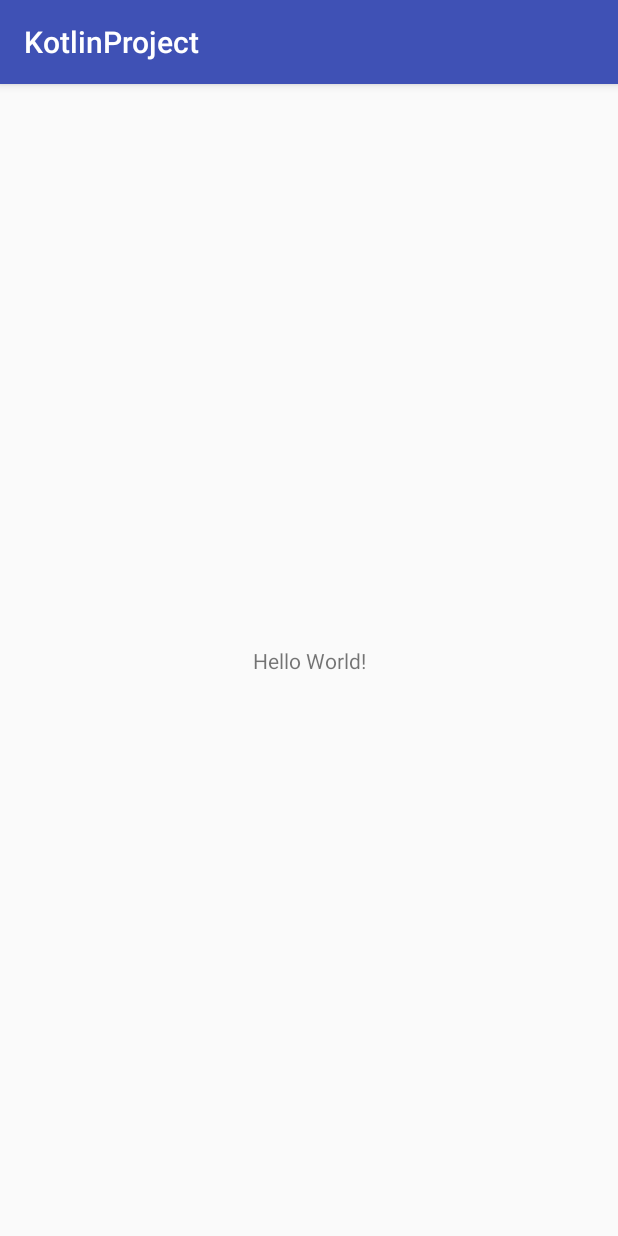
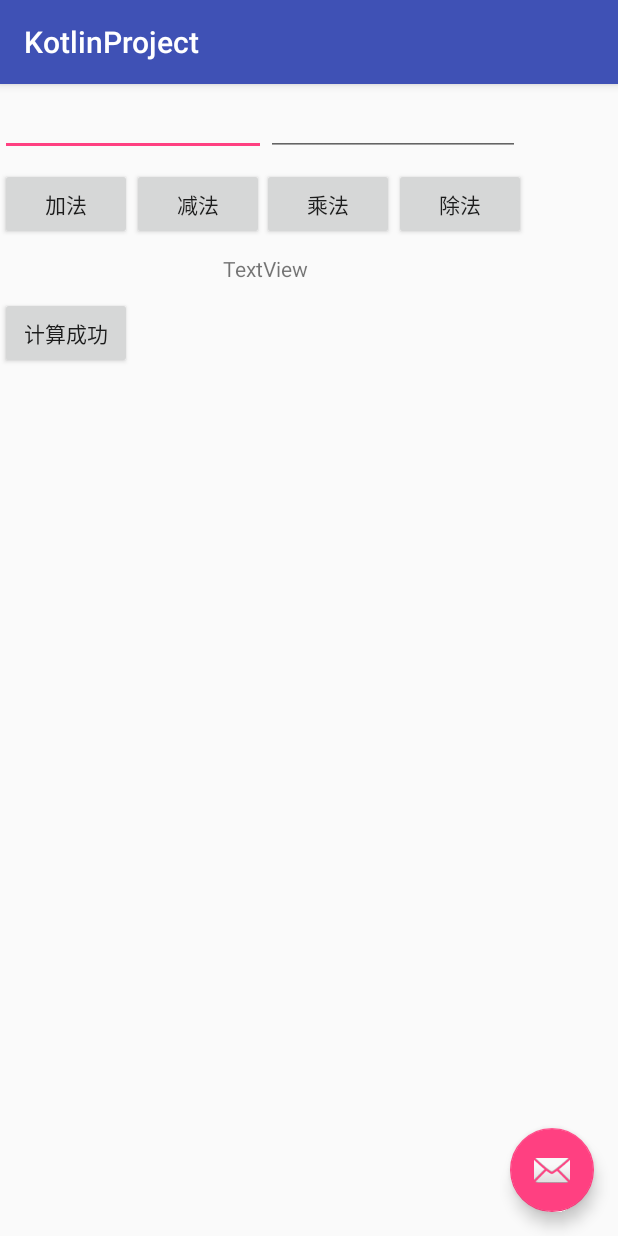
Before and after one commit to binskys/KotlinProject, an Android app: the screen it shows after launch (MainActivity), on a phone screen of 412 x 824 dp. Run offline under Robolectric (Android 15) with nearby library versions, the phone set to English and light mode, and no system bars.

Commit message:
点击事件 加减乘除

```diff
--- a/app/src/main/java/com/github/kotlin/MainActivity.java
+++ /dev/null
@@ -1,13 +0,0 @@
-package com.github.kotlin;
-
-import android.support.v7.app.AppCompatActivity;
-import android.os.Bundle;
-
-public class MainActivity extends AppCompatActivity {
-
-    @Override
-    protected void onCreate(Bundle savedInstanceState) {
-        super.onCreate(savedInstanceState);
-        setContentView(R.layout.activity_main);
-    }
-}
--- /dev/null
+++ b/app/src/main/java/com/github/kotlin/android/MainActivity.kt
@@ -0,0 +1,83 @@
+package com.github.kotlin.android
+
+import android.content.Intent
+import android.os.Bundle
+import android.support.design.widget.FloatingActionButton
+import android.support.design.widget.Snackbar
+import android.support.v7.app.AppCompatActivity
+import android.support.v7.widget.Toolbar
+import android.view.View
+import android.widget.Button
+import com.github.kotlin.R
+import com.github.kotlin.R.layout.activity_main
+import kotlinx.android.synthetic.main.content_main.*
+
+class MainActivity : AppCompatActivity() {
+    val a = 0;
+    val b = 0;
+    override fun onCreate(savedInstanceState: Bundle?) {
+        super.onCreate(savedInstanceState)
+        setContentView(activity_main)
+        initView()
+
+    }
+
+    private fun initView() {
+        val toolbar = findViewById(R.id.toolbar) as Toolbar
+        setSupportActionBar(toolbar)
+        val fab = findViewById(R.id.fab) as FloatingActionButton
+        fab.setOnClickListener { view ->
+            Snackbar.make(view, "Replace with your own action", Snackbar.LENGTH_LONG)
+                    .setAction("Action", null).show()
+        }
+        btn_login.text = "计算成功"
+        btn_login.setOnClickListener {
+            this@MainActivity
+        }
+        btn_add.setOnClickListener {
+            this@MainActivity
+            onClick(btn_add)
+        }
+        btn_sub.setOnClickListener {
+            this@MainActivity
+            onClick(btn_sub)
+        }
+        btn_pro.setOnClickListener {
+            this@MainActivity
+            onClick(btn_pro)
+        }
+        btn_div.setOnClickListener {
+            this@MainActivity
+            onClick(btn_div)
+        }
+    }
+
+    fun onClick(view: View): Unit {
+        val id = view.id;
+        var a=num_a.text
+        var b=(num_b.text)
+        var i=Integer.parseInt(a.toString())
+        var j=Integer.parseInt(b.toString())
+        when (id) {
+
+            R.id.btn_add->tv_num.text=getAdd(i,j).toString()
+            R.id.btn_sub ->tv_num.text=getSub(i,j).toString()
+            R.id.btn_pro ->tv_num.text=getPro(i,j).toString()
+            R.id.btn_div ->tv_num.text=getDiv(i,j).toString()
+        }
+    }
+
+    fun jump() {
+        val intent = Intent()
+        //获取intent对象
+        intent.setClass(this, LoginActivity::class.java)
+        // 获取class是使用::反射
+        startActivity(intent)
+    }
+
+    private fun getName(name: String): String = name
+    fun getAdd(a: Int, b: Int): Int = a + b
+    fun getSub(a: Int, b: Int): Int = a - b
+    fun getPro(a: Int, b: Int): Int = a * b
+    fun getDiv(a: Int, b: Int): Int = a / b
+}
--- a/app/src/main/res/layout/activity_main.xml
+++ b/app/src/main/res/layout/activity_main.xml
@@ -1,18 +1,33 @@
 <?xml version="1.0" encoding="utf-8"?>
-<android.support.constraint.ConstraintLayout xmlns:android="http://schemas.android.com/apk/res/android"
+<android.support.design.widget.CoordinatorLayout xmlns:android="http://schemas.android.com/apk/res/android"
     xmlns:app="http://schemas.android.com/apk/res-auto"
     xmlns:tools="http://schemas.android.com/tools"
     android:layout_width="match_parent"
     android:layout_height="match_parent"
-    tools:context="com.github.kotlin.MainActivity">
+    tools:context="com.github.kotlin.android.MainActivity">
 
-    <TextView
+    <android.support.design.widget.AppBarLayout
+        android:layout_width="match_parent"
+        android:layout_height="wrap_content"
+        android:theme="@style/AppTheme.AppBarOverlay">
+
+        <android.support.v7.widget.Toolbar
+            android:id="@+id/toolbar"
+            android:layout_width="match_parent"
+            android:layout_height="?attr/actionBarSize"
+            android:background="?attr/colorPrimary"
+            app:popupTheme="@style/AppTheme.PopupOverlay" />
+
+    </android.support.design.widget.AppBarLayout>
+
+    <include layout="@layout/content_main" />
+
+    <android.support.design.widget.FloatingActionButton
+        android:id="@+id/fab"
         android:layout_width="wrap_content"
         android:layout_height="wrap_content"
-        android:text="Hello World!"
-        app:layout_constraintBottom_toBottomOf="parent"
-        app:layout_constraintLeft_toLeftOf="parent"
-        app:layout_constraintRight_toRightOf="parent"
-        app:layout_constraintTop_toTopOf="parent" />
+        android:layout_gravity="bottom|end"
+        android:layout_margin="@dimen/fab_margin"
+        app:srcCompat="@android:drawable/ic_dialog_email" />
 
-</android.support.constraint.ConstraintLayout>
+</android.support.design.widget.CoordinatorLayout>
--- /dev/null
+++ b/app/src/main/res/layout/content_main.xml
@@ -0,0 +1,88 @@
+<?xml version="1.0" encoding="utf-8"?>
+<android.support.constraint.ConstraintLayout xmlns:android="http://schemas.android.com/apk/res/android"
+    xmlns:app="http://schemas.android.com/apk/res-auto"
+    xmlns:tools="http://schemas.android.com/tools"
+    android:layout_width="match_parent"
+    android:layout_height="match_parent"
+    app:layout_behavior="@string/appbar_scrolling_view_behavior"
+    tools:context="com.github.kotlin.android.MainActivity"
+    tools:showIn="@layout/activity_main">
+
+    <Button
+        android:id="@+id/btn_add"
+        android:layout_width="wrap_content"
+        android:layout_height="wrap_content"
+        android:text="加法"
+        android:onClick="startActivity"
+        tools:layout_editor_absoluteX="16dp"
+        android:layout_marginTop="8dp"
+        app:layout_constraintTop_toBottomOf="@+id/num_a" />
+
+    <EditText
+        android:id="@+id/num_a"
+        android:layout_width="177dp"
+        android:layout_height="48dp"
+        android:ems="10"
+        android:inputType="number"
+        tools:layout_editor_absoluteX="16dp"
+        tools:layout_editor_absoluteY="-1dp" />
+
+    <EditText
+        android:id="@+id/num_b"
+        android:layout_width="169dp"
+        android:layout_height="48dp"
+        android:ems="10"
+        android:inputType="number"
+        tools:layout_editor_absoluteY="-1dp"
+        app:layout_constraintLeft_toRightOf="@+id/num_a"
+        android:layout_marginLeft="0dp" />
+
+    <Button
+        android:id="@+id/btn_sub"
+        android:layout_width="wrap_content"
+        android:layout_height="wrap_content"
+        android:text="减法"
+        app:layout_constraintLeft_toRightOf="@+id/btn_add"
+        android:layout_marginLeft="0dp"
+        android:layout_marginTop="8dp"
+        app:layout_constraintTop_toBottomOf="@+id/num_a" />
+
+    <Button
+        android:id="@+id/btn_pro"
+        android:layout_width="wrap_content"
+        android:layout_height="wrap_content"
+        android:text="乘法"
+        app:layout_constraintLeft_toRightOf="@+id/btn_sub"
+        android:layout_marginLeft="-1dp"
+        android:layout_marginTop="8dp"
+        app:layout_constraintTop_toBottomOf="@+id/num_b" />
+
+    <Button
+        android:id="@+id/btn_div"
+        android:layout_width="wrap_content"
+        android:layout_height="wrap_content"
+        android:text="除法"
+        app:layout_constraintLeft_toRightOf="@+id/btn_pro"
+        android:layout_marginLeft="0dp"
+        android:layout_marginTop="8dp"
+        app:layout_constraintTop_toBottomOf="@+id/num_b" />
+
+    <TextView
+        android:id="@+id/tv_num"
+        android:layout_width="353dp"
+        android:layout_height="38dp"
+        android:text="TextView"
+        android:gravity="center"
+        tools:layout_editor_absoluteX="16dp"
+        android:layout_marginTop="0dp"
+        app:layout_constraintTop_toBottomOf="@+id/btn_add" />
+
+    <Button
+        android:id="@+id/btn_login"
+        android:layout_width="wrap_content"
+        android:layout_height="wrap_content"
+        android:text="登录界面"
+        tools:layout_editor_absoluteX="16dp"
+        android:layout_marginTop="0dp"
+        app:layout_constraintTop_toBottomOf="@+id/tv_num" />
+</android.support.constraint.ConstraintLayout>
--- /dev/null
+++ b/app/src/main/res/values/dimens.xml
@@ -0,0 +1,3 @@
+<resources>
+    <dimen name="fab_margin">16dp</dimen>
+</resources>
--- a/app/src/main/res/values/strings.xml
+++ b/app/src/main/res/values/strings.xml
@@ -1,3 +1,4 @@
 <resources>
     <string name="app_name">KotlinProject</string>
+    <string name="title_activity_main2">Main2Activity</string>
 </resources>
--- a/app/src/main/res/values/styles.xml
+++ b/app/src/main/res/values/styles.xml
@@ -8,4 +8,13 @@
         <item name="colorAccent">@color/colorAccent</item>
     </style>
 
+    <style name="AppTheme.NoActionBar">
+        <item name="windowActionBar">false</item>
+        <item name="windowNoTitle">true</item>
+    </style>
+
+    <style name="AppTheme.AppBarOverlay" parent="ThemeOverlay.AppCompat.Dark.ActionBar" />
+
+    <style name="AppTheme.PopupOverlay" parent="ThemeOverlay.AppCompat.Light" />
+
 </resources>
--- a/build.gradle
+++ b/build.gradle
@@ -1,11 +1,13 @@
 // Top-level build file where you can add configuration options common to all sub-projects/modules.
 
 buildscript {
+    ext.kotlin_version = '1.1.51'
     repositories {
         jcenter()
     }
     dependencies {
         classpath 'com.android.tools.build:gradle:2.3.3'
+        classpath "org.jetbrains.kotlin:kotlin-gradle-plugin:$kotlin_version"
 
         // NOTE: Do not place your application dependencies here; they belong
         // in the individual module build.gradle files
```
Also changed, not shown: app/build.gradle (+8 -1 lines), app/src/main/AndroidManifest.xml (+5 -3 lines), app/src/main/java/com/github/kotlin/android/BaseActivity.kt (added, +15 -0 lines), app/src/main/java/com/github/kotlin/android/LoginActivity.kt (added, +26 -0 lines), app/src/main/java/com/github/kotlin/android/UserBean.kt (added, +12 -0 lines), app/src/main/java/com/github/kotlin/kotlin/KotlinMain.kt (added, +11 -0 lines), app/src/main/res/layout/login_laoyut.xml (added, +26 -0 lines).
